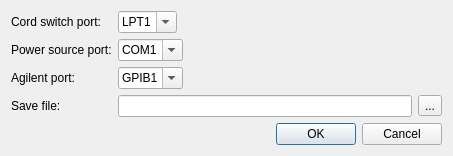
The window that src/configui.ui (mBr001/hall) describes before a commit, drawn with Qt 5.
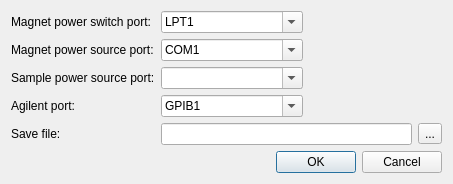
The same window after the commit.

Commit message: Show error messages for power switch

Diff of the .ui file:
```diff
--- a/src/configui.ui
+++ b/src/configui.ui
@@ -7,7 +7,7 @@
     <x>0</x>
     <y>0</y>
     <width>453</width>
-    <height>152</height>
+    <height>177</height>
    </rect>
   </property>
   <property name="windowTitle">
@@ -20,7 +20,7 @@
    <item row="0" column="0">
     <widget class="QLabel" name="label">
      <property name="text">
-      <string>Cord switch port:</string>
+      <string>Magnet power switch port:</string>
      </property>
     </widget>
    </item>
@@ -29,6 +29,12 @@
      <property name="editable">
       <bool>true</bool>
      </property>
+     <property name="sizeAdjustPolicy">
+      <enum>QComboBox::AdjustToContents</enum>
+     </property>
+     <property name="minimumContentsLength">
+      <number>14</number>
+     </property>
      <item>
       <property name="text">
        <string>LPT1</string>
@@ -39,7 +45,7 @@
    <item row="1" column="0">
     <widget class="QLabel" name="label_2">
      <property name="text">
-      <string>Power source port:</string>
+      <string>Magnet power source port:</string>
      </property>
     </widget>
    </item>
@@ -48,6 +54,12 @@
      <property name="editable">
       <bool>true</bool>
      </property>
+     <property name="sizeAdjustPolicy">
+      <enum>QComboBox::AdjustToContents</enum>
+     </property>
+     <property name="minimumContentsLength">
+      <number>14</number>
+     </property>
      <item>
       <property name="text">
        <string>COM1</string>
@@ -55,18 +67,24 @@
      </item>
     </widget>
    </item>
-   <item row="2" column="0">
+   <item row="3" column="0">
     <widget class="QLabel" name="label_3">
      <property name="text">
       <string>Agilent port:</string>
      </property>
     </widget>
    </item>
-   <item row="2" column="1">
+   <item row="3" column="1">
     <widget class="QComboBox" name="agilentPortComboBox">
      <property name="editable">
       <bool>true</bool>
      </property>
+     <property name="sizeAdjustPolicy">
+      <enum>QComboBox::AdjustToContents</enum>
+     </property>
+     <property name="minimumContentsLength">
+      <number>14</number>
+     </property>
      <item>
       <property name="text">
        <string>GPIB1</string>
@@ -74,14 +92,14 @@
      </item>
     </widget>
    </item>
-   <item row="3" column="0">
+   <item row="4" column="0">
     <widget class="QLabel" name="label_4">
      <property name="text">
       <string>Save file:</string>
      </property>
     </widget>
    </item>
-   <item row="3" column="1">
+   <item row="4" column="1">
     <layout class="QHBoxLayout" name="horizontalLayout">
      <item>
       <widget class="QLineEdit" name="fileNameLineEdit"/>
@@ -95,13 +113,33 @@
      </item>
     </layout>
    </item>
-   <item row="4" column="0" colspan="2">
+   <item row="5" column="0" colspan="2">
     <widget class="QDialogButtonBox" name="buttonBox">
      <property name="standardButtons">
       <set>QDialogButtonBox::Cancel|QDialogButtonBox::Ok</set>
      </property>
     </widget>
    </item>
+   <item row="2" column="0">
+    <widget class="QLabel" name="label_5">
+     <property name="text">
+      <string>Sample power source port:</string>
+     </property>
+    </widget>
+   </item>
+   <item row="2" column="1">
+    <widget class="QComboBox" name="samplePowerPortComboBox">
+     <property name="editable">
+      <bool>true</bool>
+     </property>
+     <property name="sizeAdjustPolicy">
+      <enum>QComboBox::AdjustToContents</enum>
+     </property>
+     <property name="minimumContentsLength">
+      <number>14</number>
+     </property>
+    </widget>
+   </item>
   </layout>
  </widget>
  <resources/>
```
The commit also changes 3 other files.
